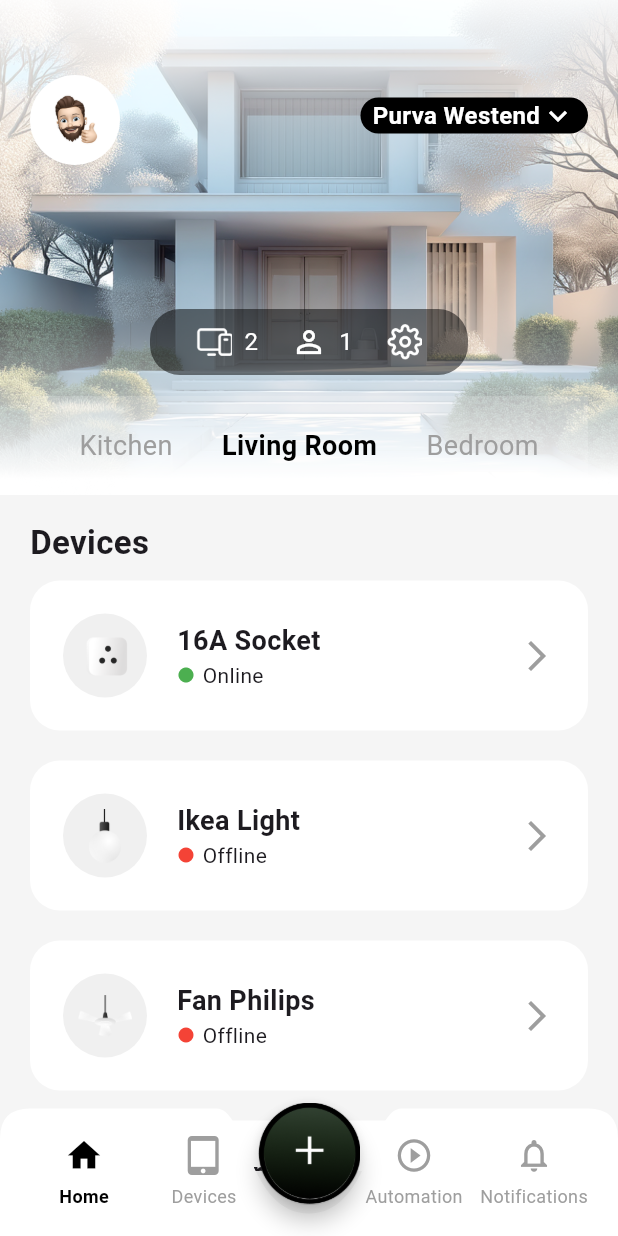
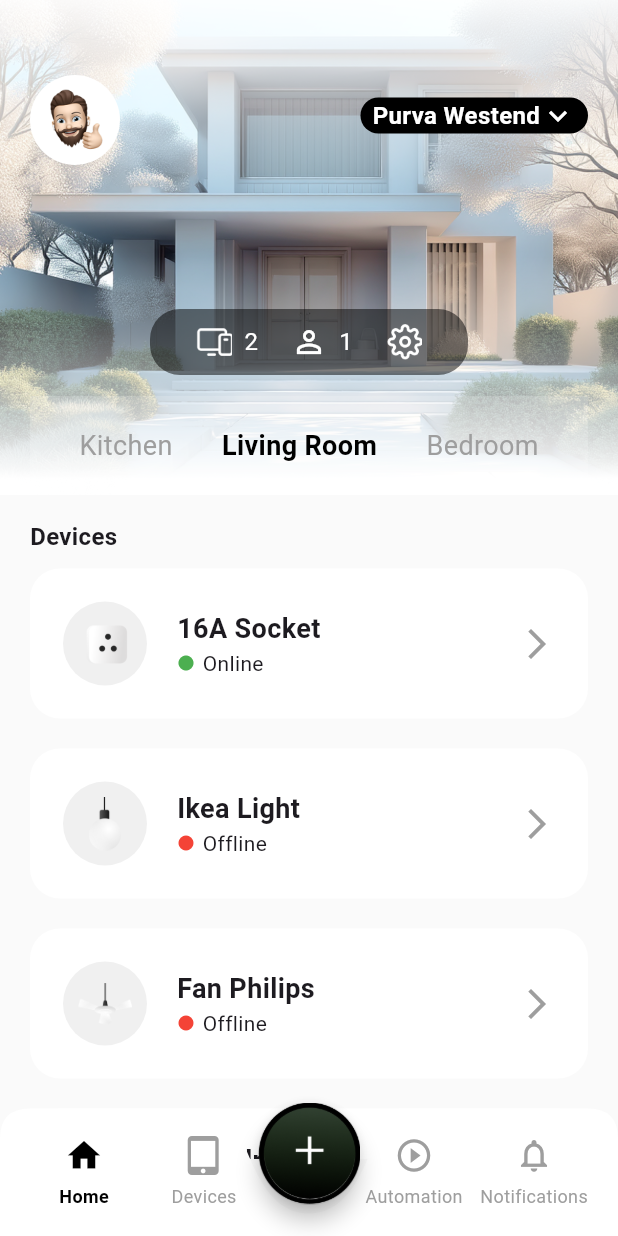
Before and after one commit to mohd-afid/machine_task, a Flutter app: the screen it shows after launch, on a phone screen of 412 x 824 dp. Run offline on Flutter 3.47's test engine with Material 3 defaults, Android fonts, the phone set to English and light mode, and no system bars.

Commit message:
font change fix

```diff
--- a/lib/presentation/screens/home_screen.dart
+++ b/lib/presentation/screens/home_screen.dart
@@ -34,7 +34,7 @@ class _HomeScreenState extends State<HomeScreen> {
             padding: EdgeInsets.symmetric(horizontal: 20.0),
             child: Text(
               'Devices',
-              style: TextStyle(fontSize: 22, fontWeight: FontWeight.bold),
+              style: TextStyle(fontSize: 16, fontWeight: FontWeight.bold),
             ),
           ),
            DeviceList(),
--- a/lib/presentation/widgets/header_section.dart
+++ b/lib/presentation/widgets/header_section.dart
@@ -28,8 +28,8 @@ class HeaderSection extends StatelessWidget {
               child: ClipOval(
                 child: Image.asset(
                   'lib/assets/icons/profile.png',
-                  width: 40,
-                  height: 40,
+                  width: 50,
+                  height: 50,
                   fit: BoxFit.cover,
                 ),
               ),
--- a/lib/utils/constants/colors.dart
+++ b/lib/utils/constants/colors.dart
@@ -20,7 +20,7 @@ class AppColors {
 
   // Greys
   static const Color grey = Colors.grey;
-  static const Color lightGrey = Color(0xFFF5F5F5); // Scaffold background
+  static const Color lightGrey = Color(0xFFFAFAFA); // Scaffold background
   static const Color softGrey = Color(0xFFF0F0F0); // Container background
   static const Color mediumGrey = Color(0xFF9E9E9E); // Unselected icon/text
   static const Color darkGrey = Color(0xFF424242); // Icon background
--- a/pubspec.yaml
+++ b/pubspec.yaml
@@ -35,7 +35,6 @@ dependencies:
   # The following adds the Cupertino Icons font to your application.
   # Use with the CupertinoIcons class for iOS style icons.
   cupertino_icons: ^1.0.8
-  geist: ^0.0.3
 
 dev_dependencies:
   flutter_test:
```
